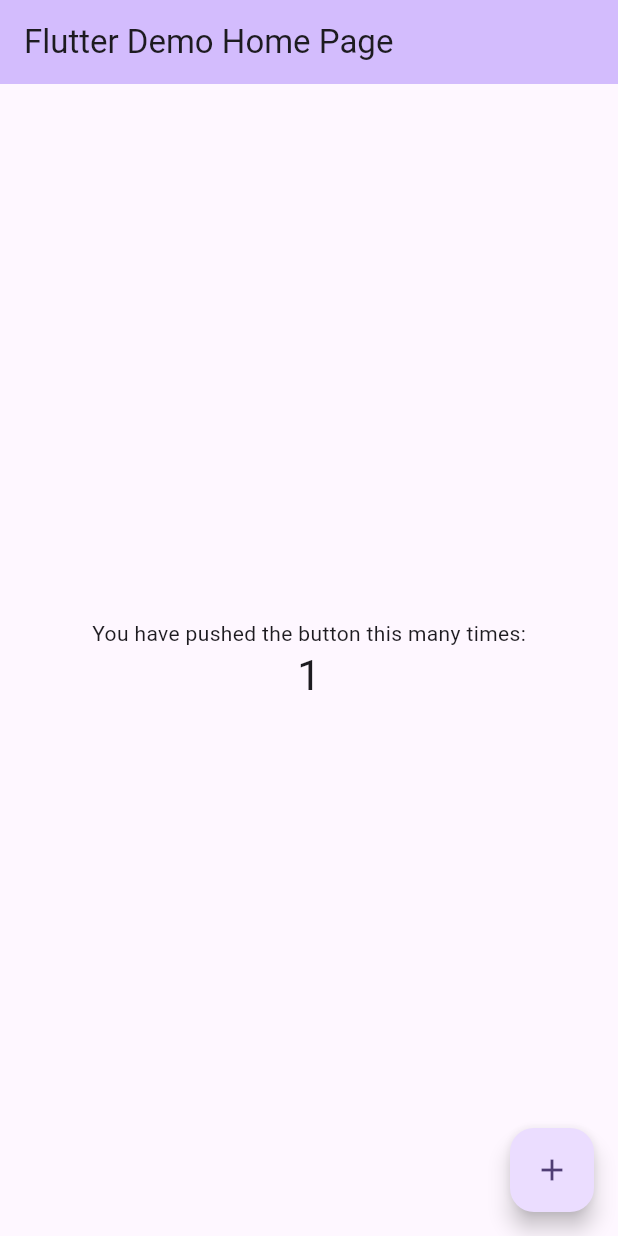
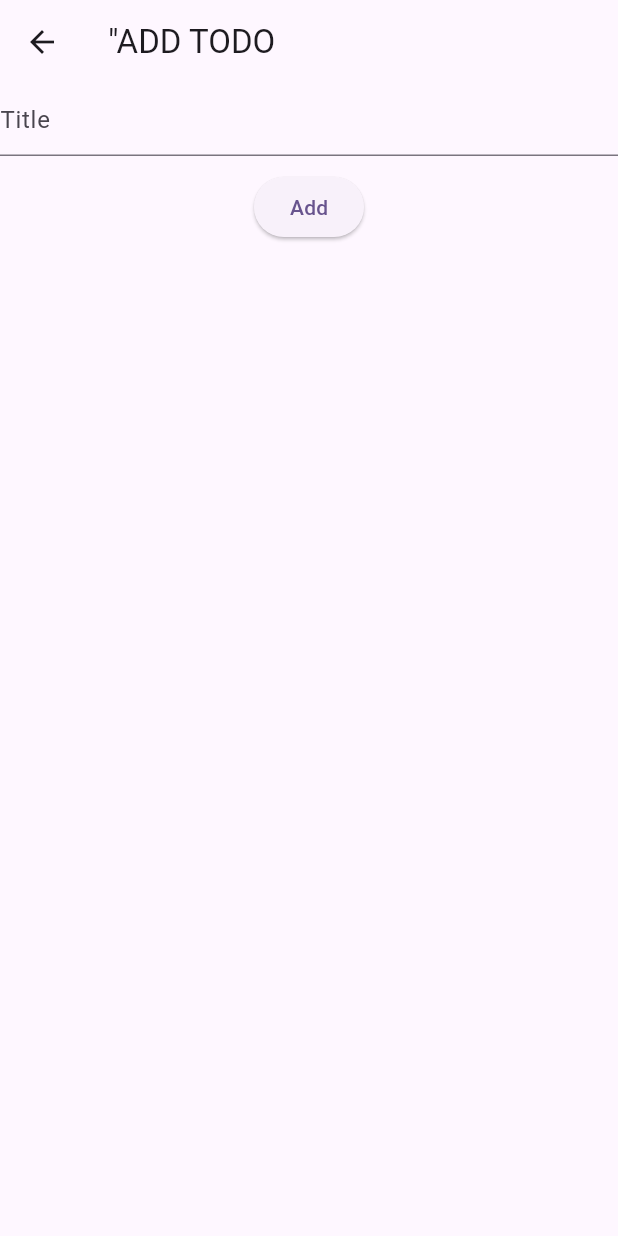
Before and after one commit to Nikita-Samal/flutter_dev, a Flutter app: the screen it shows after launch, after a tap on the "add" icon, on a phone screen of 412 x 824 dp. Run offline on Flutter 3.47's test engine with Material 3 defaults, Android fonts, the phone set to English and light mode, and no system bars; our stand-ins replace bloc, equatable, flutter_bloc.

Commit message:
TODO_list using cubit

```diff
--- /dev/null
+++ b/todo_list/lib/add_todo_page.dart
@@ -0,0 +1,41 @@
+import 'package:flutter/material.dart';
+
+class AddTodoPage extends StatefulWidget {
+  const new({super.key});
+
+  @override
+  State<AddTodoPage> createState() => _AddTodoPageState();
+}
+
+class _AddTodoPageState extends State<AddTodoPage> {
+
+  final todoTitleController = TextEditingController();
+
+  @override
+  Widget build(BuildContext context) {
+    return Scaffold(
+      appBar: AppBar(
+        title: Text('"ADD TODO'),
+
+      ),
+
+      body: SingleChildScrollView(
+        child: Column(
+          children: [
+            TextField(
+              controller: todoTitleController,
+              decoration: InputDecoration(
+                hintText: 'Title'
+
+              ),
+            ),
+            SizedBox(height: 10,),
+            ElevatedButton(onPressed: () {},
+             child: Text('Add'),
+            ),
+          ],
+        ),
+      ),
+    );
+  }
+}
--- /dev/null
+++ b/todo_list/lib/cubit/todo_cubit.dart
@@ -0,0 +1,6 @@
+import 'package:flutter_bloc/flutter_bloc.dart';
+import '../models/todo_models.dart';
+
+class TodoCubit extends Cubit<List<Todo>> {
+  TodoCubit() : super([]);
+}
--- a/todo_list/lib/main.dart
+++ b/todo_list/lib/main.dart
@@ -1,4 +1,8 @@
 import 'package:flutter/material.dart';
+import 'package:flutter_bloc/flutter_bloc.dart';
+import 'package:todo_list/cubit/todo_cubit.dart';
+import 'package:todo_list/todo_list.dart';
+import 'package:todo_list/add_todo_page.dart';
 
 void main() {
   runApp(const MyApp());
@@ -7,115 +11,18 @@ void main() {
 class MyApp extends StatelessWidget {
   const MyApp({super.key});
 
-  // This widget is the root of your application.
   @override
   Widget build(BuildContext context) {
-    return MaterialApp(
-      title: 'Flutter Demo',
-      theme: ThemeData(
-        // This is the theme of your application.
-        //
-        // TRY THIS: Try running your application with "flutter run". You'll see
-        // the application has a purple toolbar. Then, without quitting the app,
-        // try changing the seedColor in the colorScheme below to Colors.green
-        // and then invoke "hot reload" (save your changes or press the "hot
-        // reload" button in a Flutter-supported IDE, or press "r" if you used
-        // the command line to start the app).
-        //
-        // Notice that the counter didn't reset back to zero; the application
-        // state is not lost during the reload. To reset the state, use hot
-        // restart instead.
-        //
-        // This works for code too, not just values: Most code changes can be
-        // tested with just a hot reload.
-        colorScheme: .fromSeed(seedColor: Colors.deepPurple),
-      ),
-      home: const MyHomePage(title: 'Flutter Demo Home Page'),
-    );
-  }
-}
-
-class MyHomePage extends StatefulWidget {
-  const MyHomePage({super.key, required this.title});
-
-  // This widget is the home page of your application. It is stateful, meaning
-  // that it has a State object (defined below) that contains fields that affect
-  // how it looks.
-
-  // This class is the configuration for the state. It holds the values (in this
-  // case the title) provided by the parent (in this case the App widget) and
-  // used by the build method of the State. Fields in a Widget subclass are
-  // always marked "final".
-
-  final String title;
-
-  @override
-  State<MyHomePage> createState() => _MyHomePageState();
-}
-
-class _MyHomePageState extends State<MyHomePage> {
-  int _counter = 0;
-
-  void _incrementCounter() {
-    setState(() {
-      // This call to setState tells the Flutter framework that something has
-      // changed in this State, which causes it to rerun the build method below
-      // so that the display can reflect the updated values. If we changed
-      // _counter without calling setState(), then the build method would not be
-      // called again, and so nothing would appear to happen.
-      _counter++;
-    });
-  }
-
-  @override
-  Widget build(BuildContext context) {
-    // This method is rerun every time setState is called, for instance as done
-    // by the _incrementCounter method above.
-    //
-    // The Flutter framework has been optimized to make rerunning build methods
-    // fast, so that you can just rebuild anything that needs updating rather
-    // than having to individually change instances of widgets.
-    return Scaffold(
-      appBar: AppBar(
-        // TRY THIS: Try changing the color here to a specific color (to
-        // Colors.amber, perhaps?) and trigger a hot reload to see the AppBar
-        // change color while the other colors stay the same.
-        backgroundColor: Theme.of(context).colorScheme.inversePrimary,
-        // Here we take the value from the MyHomePage object that was created by
-        // the App.build method, and use it to set our appbar title.
-        title: Text(widget.title),
-      ),
-      body: Center(
-        // Center is a layout widget. It takes a single child and positions it
-        // in the middle of the parent.
-        child: Column(
-          // Column is also a layout widget. It takes a list of children and
-          // arranges them vertically. By default, it sizes itself to fit its
-          // children horizontally, and tries to be as tall as its parent.
-          //
-          // Column has various properties to control how it sizes itself and
-          // how it positions its children. Here we use mainAxisAlignment to
-          // center the children vertically; the main axis here is the vertical
-          // axis because Columns are vertical (the cross axis would be
-          // horizontal).
-          //
-          // TRY THIS: Invoke "debug painting" (choose the "Toggle Debug Paint"
-          // action in the IDE, or press "p" in the console), to see the
-          // wireframe for each widget.
-          mainAxisAlignment: .center,
-          children: [
-            const Text('You have pushed the button this many times:'),
-            Text(
-              '$_counter',
-              style: Theme.of(context).textTheme.headlineMedium,
-            ),
-          ],
-        ),
-      ),
-      floatingActionButton: FloatingActionButton(
-        onPressed: _incrementCounter,
-        tooltip: 'Increment',
-        child: const Icon(Icons.add),
+    return BlocProvider(
+      create: (context) => TodoCubit(),
+      child: MaterialApp(
+        title: 'Flutter Demo',
+        theme: ThemeData(colorScheme: .fromSeed(seedColor: Colors.deepPurple)),
+        initialRoute: '/',
+        routes: {
+          '/': (_) => const TodoList(),
+          '/add-todo': (_) => const AddTodoPage(),
+        },
       ),
     );
   }
--- /dev/null
+++ b/todo_list/lib/models/todo_models.dart
@@ -0,0 +1,9 @@
+class Todo {
+  final String name;
+  final DateTime createdAt;
+
+  Todo({
+    required this.name,
+    required this.createdAt
+  });
+}
--- /dev/null
+++ b/todo_list/lib/todo_list.dart
@@ -0,0 +1,38 @@
+import 'package:flutter/material.dart';
+import 'package:flutter_bloc/flutter_bloc.dart';
+import 'package:todo_list/cubit/todo_cubit.dart';
+import 'package:todo_list/models/todo_models.dart';
+
+class TodoList extends StatelessWidget {
+  const new({super.key});
+
+  @override
+  Widget build(BuildContext context) {
+    return Scaffold(
+      appBar: AppBar(title: Text('Todo List')),
+      body: BlocBuilder<TodoCubit, List<Todo>>(
+        builder: (context, todos) {
+          return ListView.builder(
+            itemCount: todos.length,
+            itemBuilder: (context, index){
+              final todo = todos[index];
+              return ListTile(
+                title: Text(todo.name),
+              );
+            }
+
+
+          );
+        },
+      ),
+
+      floatingActionButton: FloatingActionButton(
+        onPressed: () {
+          Navigator.pushNamed(context, '/add-todo');
+        },
+        tooltip: 'Add Tdod',
+        child: Icon(Icons.add),
+      ),
+    );
+  }
+}
--- a/todo_list/pubspec.yaml
+++ b/todo_list/pubspec.yaml
@@ -30,6 +30,7 @@ environment:
 dependencies:
   flutter:
     sdk: flutter
+  flutter_bloc:
 
   # The following adds the Cupertino Icons font to your application.
   # Use with the CupertinoIcons class for iOS style icons.
```
Also changed, not shown: todo_list/pubspec.lock.
